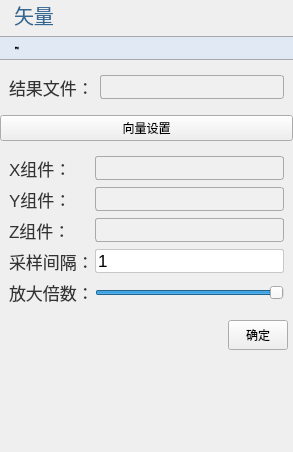
Qt form plugins/Base_PostProcessing/VectorSettingWidget.ui (asd977/base_cae) before a commit.
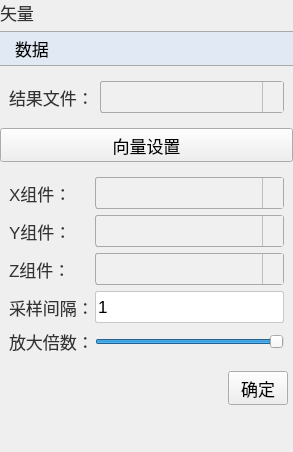
The same form after that commit. Icons and pictures are not drawn.

Commit message: style: switch custom control arrows from png to svg

```diff
--- a/plugins/Base_PostProcessing/VectorSettingWidget.ui
+++ b/plugins/Base_PostProcessing/VectorSettingWidget.ui
@@ -17,104 +17,99 @@
    <string notr="true">QWidget{
 font-family: &quot;Microsoft YaHei&quot;, &quot;微软雅黑&quot;;
 }
+QPushButton {
+    font-size: 17px;
+    min-height: 32px;
+}
 QPushButton#pushButton {
     background-color: rgb(224, 233, 244);
     border-width: 1px;
     border-color: rgb(121, 121, 121);
     border-style: solid;
-    height: 22px;
-    border-top: 1px solid rgb(169, 169, 169); /* 上边框为灰色 */
-    border-bottom: 1px solid rgb(169, 169, 169); /* 下边框为灰色 */
-    border-left: none; /* 移除左边框 */
+    min-height: 33px;
+    border-top: 1px solid rgb(169, 169, 169);
+    border-bottom: 1px solid rgb(169, 169, 169);
+    border-left: none;
     border-right: none;
     text-align: left;
-	padding-left: 15px;
-	font-size: 2px;
-	border-style: solid;
+    padding-left: 15px;
+    font-size: 17px;
 }
 QLabel {
-    font-family: &quot;Microsoft YaHei&quot;, &quot;微软雅黑&quot;;
     font-size: 17px;
-    text-align: left;
     color: rgb(51, 51, 51);
-    white-space: nowrap;
-    line-height: 50px;
-    position: absolute;
-    top: 0px;
-    left: 0px;
 }
-QLabel#label {
+QLabel#pageNameLabel {
     font-size: 20px;
-    font-family: &quot;Microsoft YaHei&quot;, 微软雅黑;
-    text-align: left;
-	padding-left:9px;
+    padding-left: 9px;
     color: rgb(53, 103, 147);
 }
+QLineEdit, QTextEdit, QPlainTextEdit, QSpinBox, QDoubleSpinBox, QDateTimeEdit {
+    border: 1px solid rgb(200, 200, 200);
+    border-radius: 2px;
+    font-size: 17px;
+    min-height: 30px;
+}
+QLineEdit:focus, QTextEdit:focus, QPlainTextEdit:focus,
+QSpinBox:focus, QDoubleSpinBox:focus, QDateTimeEdit:focus {
+    border-color: rgb(100, 100, 255);
+    outline: none;
+}
 QComboBox {
-    font-family: &quot;Microsoft YaHei&quot;, 微软雅黑;
     font-size: 17px;
-    text-align: left;
     color: rgb(51, 51, 51);
-    padding-left:6px;
+    padding-left: 6px;
     background: rgb(240, 240, 240);
     border: 1px solid rgb(169, 169, 169);
-    border-radius: 3px; /* 设置边框的圆角半径为5像素 */
+    border-radius: 3px;
+    min-height: 30px;
 }
 QComboBox::drop-down {
-    background: rgb(240, 240, 240);
-}
-QComboBox::down-arrow {
-    image: url(:/resources/down_arrow.png); /* 替换下拉箭头图标 */
-}
-/*QCombobox右侧按钮*/
-QComboBox::drop-down {
     subcontrol-origin: padding;
-    subcontrol-position: top right;/*放于右方顶部*/
-    border-top-right-radius: 3px;/*设置边框圆角*/
-    border-bottom-right-radius: 3px;
+    subcontrol-position: top right;
+    width: 20px;
+    background: rgb(240, 240, 240);
+    border-left: 1px solid rgb(190, 190, 190);
 }
-QLineEdit {
-    border: 1px solid rgb(200, 200, 200); /* 设置边框为淡灰色 */
-    border-radius: 2px; /* 设置圆角半径为 5 像素 */
-	font-size: 17px;
+QComboBox::down-arrow {
+    image: url(:/resources/arrow_down_drawn.svg);
+    width: 12px;
+    height: 12px;
 }
-QLineEdit:focus {
-    border-color: rgb(100, 100, 255); /* 设置焦点时的边框颜色为蓝色 */
-    outline: none; /* 去掉默认的焦点边框 */
+QSpinBox::up-button, QDoubleSpinBox::up-button {
+    subcontrol-origin: border;
+    subcontrol-position: top right;
+    width: 18px;
+    border-left: 1px solid rgb(190, 190, 190);
+    border-bottom: 1px solid rgb(210, 210, 210);
+    background: rgb(240, 240, 240);
 }
-
-QRadioButton {
-    font-size: 17px; /* 设置字体大小为 14 像素 */
+QSpinBox::down-button, QDoubleSpinBox::down-button {
+    subcontrol-origin: border;
+    subcontrol-position: bottom right;
+    width: 18px;
+    border-left: 1px solid rgb(190, 190, 190);
+    background: rgb(240, 240, 240);
 }
-
-QCheckBox {
-    font-size: 17px; /* 设置字体大小为 14 像素 */
+QSpinBox::up-arrow, QDoubleSpinBox::up-arrow {
+    image: url(:/resources/arrow_up_drawn.svg);
+    width: 10px;
+    height: 10px;
 }
-
-QGroupBox{
-    font-size: 17px; /* 设置字体大小为 14 像素 */   
+QSpinBox::down-arrow, QDoubleSpinBox::down-arrow {
+    image: url(:/resources/arrow_down_drawn.svg);
+    width: 10px;
+    height: 10px;
 }
-
-QPushButton#pushButton_vec{
-    background-color: rgb(255, 255, 255); /* 背景色 */
-    border-width: 1px;                   /* 边框宽度 */
-    border-color: rgb(121, 121, 121);    /* 边框颜色 */	
-	font-size: 17px;
-    border-style: solid;                 /* 边框样式 */
-    border-radius: 2px;                /* 边框圆角 */
-    text-align: center;                    /* 文字左对齐 */
-
-    /* 默认状态 */
+QRadioButton, QCheckBox, QGroupBox {
+    font-size: 17px;
 }
-QPushButton#pushButton_vec:hover{
-    background-color: rgb(235, 235, 235); /* 悬浮时的背景色 */
-    border-color: rgb(100, 100, 100);     /* 悬浮时的边框颜色 */
+QTableWidget, QTreeWidget, QListWidget {
+    font-size: 16px;
+    gridline-color: rgb(210, 210, 210);
 }
 
-QPushButton#pushButton_vec:pressed{
-    background-color: rgb(200, 200, 200); /* 点击时的背景色 */
-    border-color: rgb(80, 80, 80);         /* 点击时的边框颜色 */
-}</string>
+</string>
   </property>
   <layout class="QVBoxLayout" name="verticalLayout">
    <property name="leftMargin">
```
The commit also changes 45 other files.
